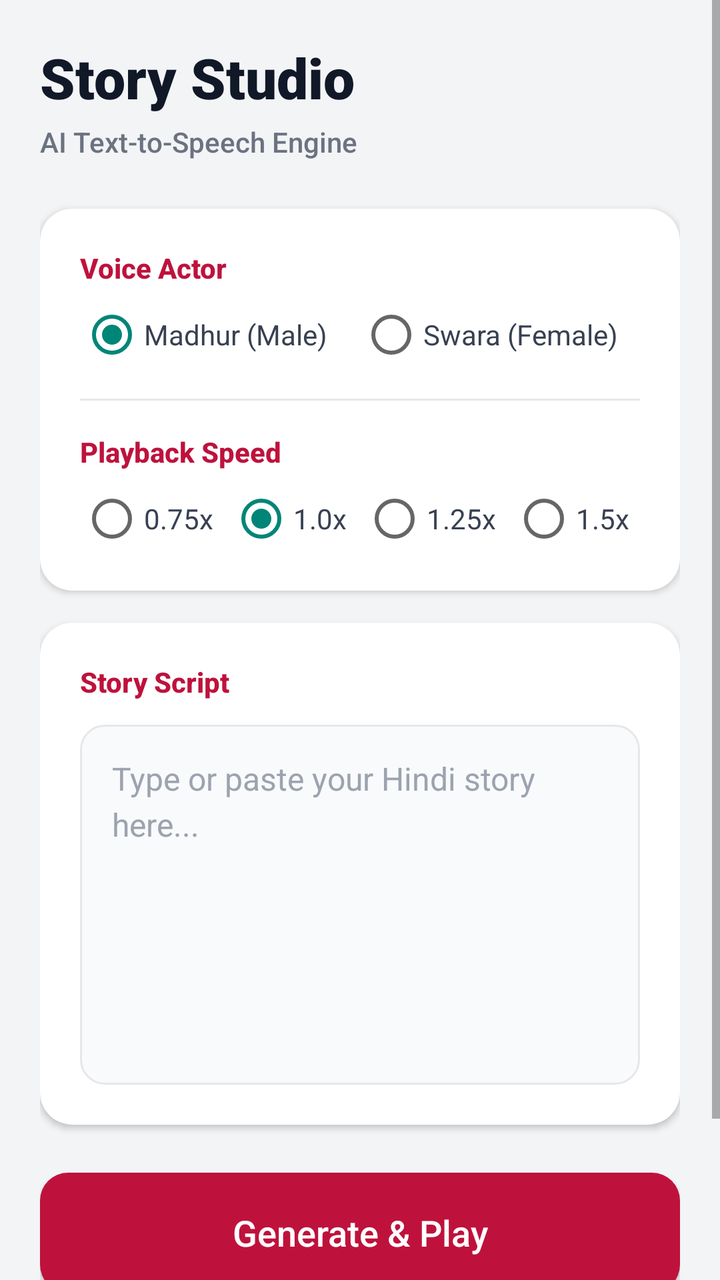
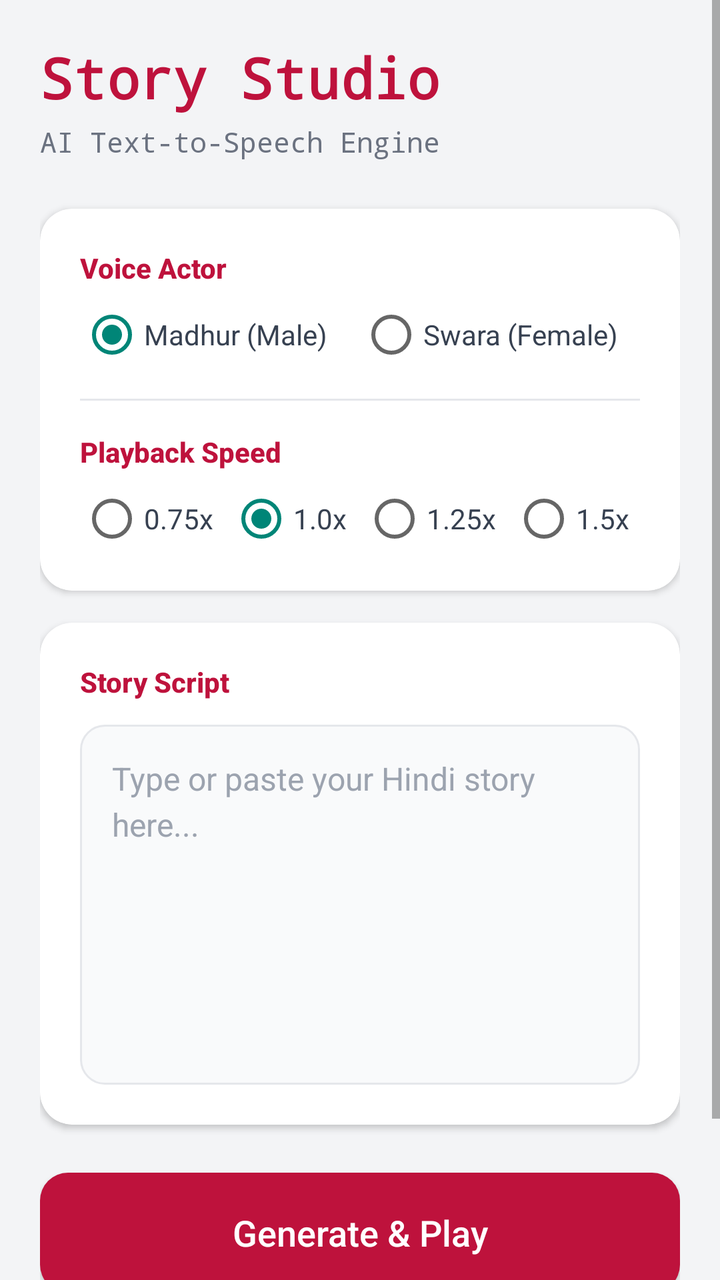

An Android layout rendered at two revisions. The XML below is the earlier revision; the diff shows what the commit changed to produce the second picture.
<!-- AndroidManifest.xml: application theme Theme.AppCompat.Light.DarkActionBar -->
<!-- res/layout/activity_main.xml -->
<?xml version="1.0" encoding="utf-8"?>
<ScrollView xmlns:android="http://schemas.android.com/apk/res/android"
    xmlns:app="http://schemas.android.com/apk/res-auto"
    android:layout_width="match_parent"
    android:layout_height="match_parent"
    android:fillViewport="true"
    android:background="#F3F4F6">

    <LinearLayout
        android:layout_width="match_parent"
        android:layout_height="wrap_content"
        android:orientation="vertical"
        android:padding="20dp">

        
        <TextView
            android:layout_width="wrap_content"
            android:layout_height="wrap_content"
            android:text="Story Studio"
            android:textSize="28sp"
            android:textStyle="bold"
            android:textColor="#111827"
            android:fontFamily="sans-serif-black"
            android:layout_marginBottom="4dp"/>

        <TextView
            android:layout_width="wrap_content"
            android:layout_height="wrap_content"
            android:text="AI Text-to-Speech Engine"
            android:textSize="14sp"
            android:textColor="#6B7280"
            android:fontFamily="sans-serif-medium"
            android:layout_marginBottom="24dp"/>

        
        <androidx.cardview.widget.CardView
            android:layout_width="match_parent"
            android:layout_height="wrap_content"
            app:cardCornerRadius="16dp"
            app:cardElevation="2dp"
            app:cardBackgroundColor="#FFFFFF"
            android:layout_marginBottom="16dp">

            <LinearLayout
                android:layout_width="match_parent"
                android:layout_height="wrap_content"
                android:orientation="vertical"
                android:padding="20dp">

                <TextView
                    android:layout_width="wrap_content"
                    android:layout_height="wrap_content"
                    android:text="Voice Actor"
                    android:textSize="14sp"
                    android:textColor="#BE123C"
                    android:textStyle="bold"
                    android:fontFamily="sans-serif-medium"
                    android:layout_marginBottom="8dp"/>

                <RadioGroup
                    android:id="@+id/radioGroupVoice"
                    android:layout_width="match_parent"
                    android:layout_height="wrap_content"
                    android:orientation="horizontal">

                    <RadioButton
                        android:id="@+id/radioMadhur"
                        android:layout_width="wrap_content"
                        android:layout_height="wrap_content"
                        android:text="Madhur (Male)"
                        android:textColor="#374151"
                        android:checked="true"
                        android:layout_marginEnd="16dp"/>

                    <RadioButton
                        android:id="@+id/radioSwara"
                        android:layout_width="wrap_content"
                        android:layout_height="wrap_content"
                        android:textColor="#374151"
                        android:text="Swara (Female)"/>
                </RadioGroup>

                <View
                    android:layout_width="match_parent"
                    android:layout_height="1dp"
                    android:background="#E5E7EB"
                    android:layout_marginTop="16dp"
                    android:layout_marginBottom="16dp"/>

                <TextView
                    android:layout_width="wrap_content"
                    android:layout_height="wrap_content"
                    android:text="Playback Speed"
                    android:textSize="14sp"
                    android:textColor="#BE123C"
                    android:textStyle="bold"
                    android:fontFamily="sans-serif-medium"
                    android:layout_marginBottom="8dp"/>

                <RadioGroup
                    android:id="@+id/radioGroupSpeed"
                    android:layout_width="match_parent"
                    android:layout_height="wrap_content"
                    android:orientation="horizontal">

                    <RadioButton
                        android:id="@+id/speed075"
                        android:layout_width="wrap_content"
                        android:layout_height="wrap_content"
                        android:textColor="#374151"
                        android:text="0.75x"
                        android:layout_marginEnd="8dp"/>

                    <RadioButton
                        android:id="@+id/speed100"
                        android:layout_width="wrap_content"
                        android:layout_height="wrap_content"
                        android:textColor="#374151"
                        android:text="1.0x"
                        android:checked="true"
                        android:layout_marginEnd="8dp"/>

                    <RadioButton
                        android:id="@+id/speed125"
                        android:layout_width="wrap_content"
                        android:layout_height="wrap_content"
                        android:textColor="#374151"
                        android:text="1.25x"
                        android:layout_marginEnd="8dp"/>

                    <RadioButton
                        android:id="@+id/speed150"
                        android:layout_width="wrap_content"
                        android:layout_height="wrap_content"
                        android:textColor="#374151"
                        android:text="1.5x"/>
                </RadioGroup>
            </LinearLayout>
        </androidx.cardview.widget.CardView>

        
        <androidx.cardview.widget.CardView
            android:layout_width="match_parent"
            android:layout_height="0dp"
            android:layout_weight="1"
            app:cardCornerRadius="16dp"
            app:cardElevation="2dp"
            app:cardBackgroundColor="#FFFFFF"
            android:layout_marginBottom="24dp">

            <LinearLayout
                android:layout_width="match_parent"
                android:layout_height="match_parent"
                android:orientation="vertical"
                android:padding="20dp">

                <TextView
                    android:layout_width="wrap_content"
                    android:layout_height="wrap_content"
                    android:text="Story Script"
                    android:textSize="14sp"
                    android:textColor="#BE123C"
                    android:textStyle="bold"
                    android:fontFamily="sans-serif-medium"
                    android:layout_marginBottom="12dp"/>

                <EditText
                    android:id="@+id/editStoryText"
                    android:layout_width="match_parent"
                    android:layout_height="match_parent"
                    android:minHeight="180dp"
                    android:gravity="top|start"
                    android:hint="Type or paste your Hindi story here..."
                    android:textColorHint="#9CA3AF"
                    android:textColor="#1F2937"
                    android:inputType="textMultiLine"
                    android:background="@drawable/bg_input"
                    android:padding="16dp"
                    android:textSize="16sp"
                    android:lineSpacingExtra="4dp"/>
            </LinearLayout>
        </androidx.cardview.widget.CardView>

        
        <androidx.appcompat.widget.AppCompatButton
            android:id="@+id/btnGeneratePlay"
            android:layout_width="match_parent"
            android:layout_height="60dp"
            android:text="Generate &amp; Play"
            android:textAllCaps="false"
            android:textColor="#FFFFFF"
            android:textSize="18sp"
            android:fontFamily="sans-serif-medium"
            android:background="@drawable/bg_button_primary"
            android:elevation="4dp"
            android:layout_marginBottom="16dp"/>

        
        <LinearLayout
            android:layout_width="match_parent"
            android:layout_height="wrap_content"
            android:orientation="horizontal"
            android:weightSum="3">

            <androidx.appcompat.widget.AppCompatButton
                android:id="@+id/btnPauseResume"
                android:layout_width="0dp"
                android:layout_height="50dp"
                android:layout_weight="1"
                android:text="Pause"
                android:textAllCaps="false"
                android:textColor="#FFFFFF"
                android:fontFamily="sans-serif-medium"
                android:background="@drawable/bg_button_secondary"
                android:enabled="false"
                android:layout_marginEnd="6dp"/>

            <androidx.appcompat.widget.AppCompatButton
                android:id="@+id/btnStop"
                android:layout_width="0dp"
                android:layout_height="50dp"
                android:layout_weight="1"
                android:text="Stop"
                android:textAllCaps="false"
                android:textColor="#FFFFFF"
                android:fontFamily="sans-serif-medium"
                android:background="@drawable/bg_button_secondary"
                android:enabled="false"
                android:layout_marginStart="3dp"
                android:layout_marginEnd="3dp"/>

            <androidx.appcompat.widget.AppCompatButton
                android:id="@+id/btnSave"
                android:layout_width="0dp"
                android:layout_height="50dp"
                android:layout_weight="1"
                android:text="Save"
                android:textAllCaps="false"
                android:textColor="#FFFFFF"
                android:fontFamily="sans-serif-medium"
                android:background="@drawable/bg_button_secondary"
                android:enabled="false"
                android:layout_marginStart="6dp"/>
        </LinearLayout>
    </LinearLayout>
</ScrollView>
<!-- resources referenced by this layout -->
<resources>
  <!-- drawable bg_button_primary (drawable) -->
  <?xml version="1.0" encoding="utf-8"?>
  <ripple xmlns:android="http://schemas.android.com/apk/res/android" android:color="#F43F5E">
      <item>
          <selector>
              <item android:state_enabled="false">
                  <shape>
                      <solid android:color="#FDA4AF"/> 
                      <corners android:radius="14dp"/>
                  </shape>
              </item>
              <item>
                  <shape>
                      <solid android:color="#BE123C"/> 
                      <corners android:radius="14dp"/>
                  </shape>
              </item>
          </selector>
      </item>
  </ripple>
  <!-- drawable bg_button_secondary (drawable) -->
  <?xml version="1.0" encoding="utf-8"?>
  <ripple xmlns:android="http://schemas.android.com/apk/res/android" android:color="#9CA3AF">
      <item>
          <selector>
              <item android:state_enabled="false">
                  <shape>
                      <solid android:color="#D1D5DB"/> 
                      <corners android:radius="12dp"/>
                  </shape>
              </item>
              <item>
                  <shape>
                      <solid android:color="#374151"/> 
                      <corners android:radius="12dp"/>
                  </shape>
              </item>
          </selector>
      </item>
  </ripple>
  <!-- drawable bg_input (drawable) -->
  <?xml version="1.0" encoding="utf-8"?>
  <shape xmlns:android="http://schemas.android.com/apk/res/android">
      <solid android:color="#F9FAFB"/> 
      <stroke android:width="1dp" android:color="#E5E7EB"/> 
      <corners android:radius="12dp"/>
  </shape>
</resources>

<!-- the commit's change to res/layout/activity_main.xml (unified diff, before → after) -->
@@ -19,8 +19,8 @@
             android:text="Story Studio"
             android:textSize="28sp"
             android:textStyle="bold"
-            android:textColor="#111827"
-            android:fontFamily="sans-serif-black"
+            android:textColor="#BE123C"
+            android:fontFamily="monospace"
             android:layout_marginBottom="4dp"/>
 
         <TextView
@@ -29,7 +29,7 @@
             android:text="AI Text-to-Speech Engine"
             android:textSize="14sp"
             android:textColor="#6B7280"
-            android:fontFamily="sans-serif-medium"
+            android:fontFamily="monospace"
             android:layout_marginBottom="24dp"/>
 
         
